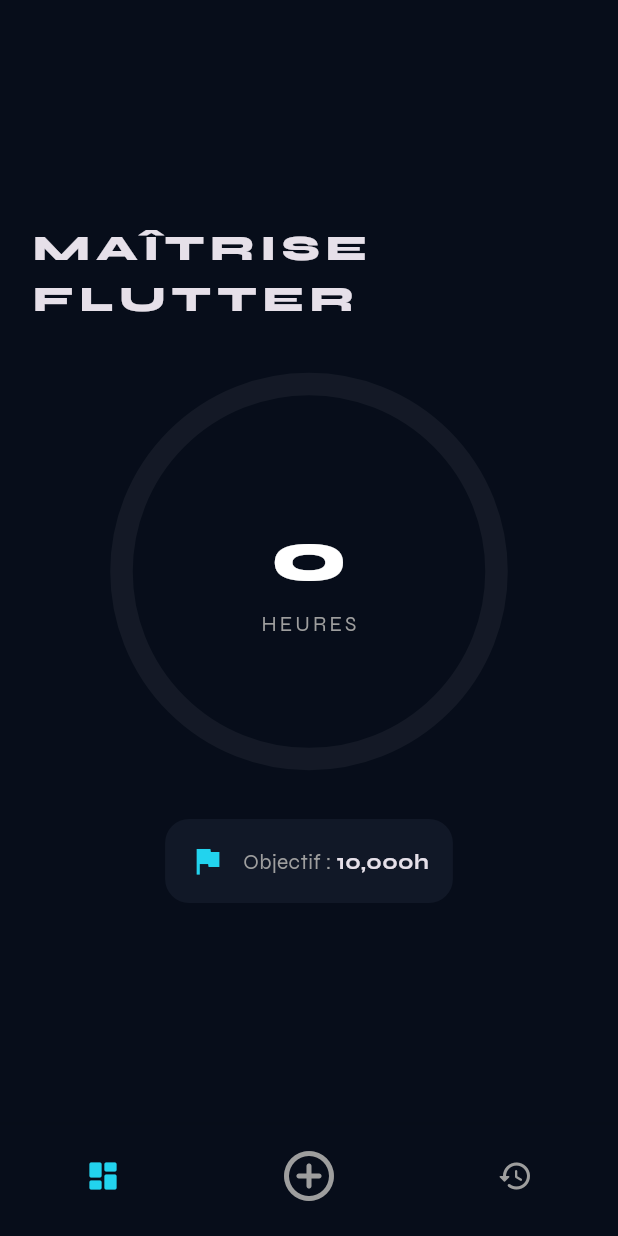
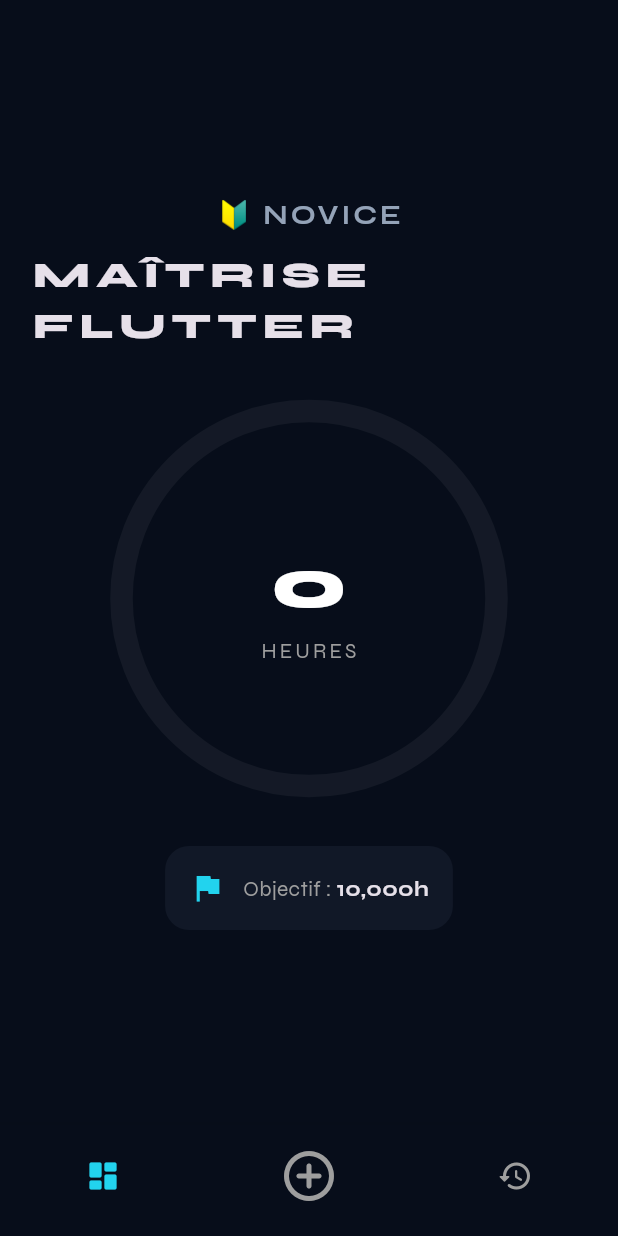
Before and after one commit to TomkerDev/tracker_10000h, a Flutter app: the screen it shows after launch, on a phone screen of 412 x 824 dp. Run offline on Flutter 3.47's test engine with Material 3 defaults, Android fonts, the phone set to English and light mode, and no system bars; our stand-ins replace google_fonts, shared_preferences.

Commit message:
lib/ui/screens/home_screen.dart été mis à jour avec les nouvelles variables du SessionProvider

```diff
--- a/lib/ui/screens/home_screen.dart
+++ b/lib/ui/screens/home_screen.dart
@@ -8,10 +8,13 @@ class HomeScreen extends StatelessWidget {
 
   @override
   Widget build(BuildContext context) {
-    // On écoute le provider
+    // On écoute le provider pour obtenir les données en temps réel
     final provider = context.watch<SessionProvider>();
     final totalHours = provider.totalHours;
     final progressPercent = totalHours / 10000;
+
+    // On récupère les infos du niveau actuel
+    final currentLevel = provider.currentLevel;
 
     return Scaffold(
       body: Container(
@@ -20,16 +23,32 @@ class HomeScreen extends StatelessWidget {
         child: Column(
           mainAxisAlignment: MainAxisAlignment.center,
           children: [
+            // --- NOUVEAU : Affichage du Niveau ---
+            Text(
+              "${currentLevel.icon} ${currentLevel.label.toUpperCase()}",
+              style: TextStyle(
+                fontSize: 18,
+                fontWeight: FontWeight.bold,
+                color: currentLevel.color, // La couleur changera selon le niveau
+                letterSpacing: 2
+              ),
+            ),
+            const SizedBox(height: 10),
+            // ---------------------------------------
+
             const Text(
               "MAÎTRISE FLUTTER",
               style: TextStyle(fontSize: 24, fontWeight: FontWeight.w800, letterSpacing: 4),
             ),
             const SizedBox(height: 40),
+
             ProgressCircle(
               progress: progressPercent,
               hours: totalHours,
             ),
+
             const SizedBox(height: 40),
+
             _buildStatCard("Objectif", "10,000h", Icons.flag),
           ],
         ),
```
